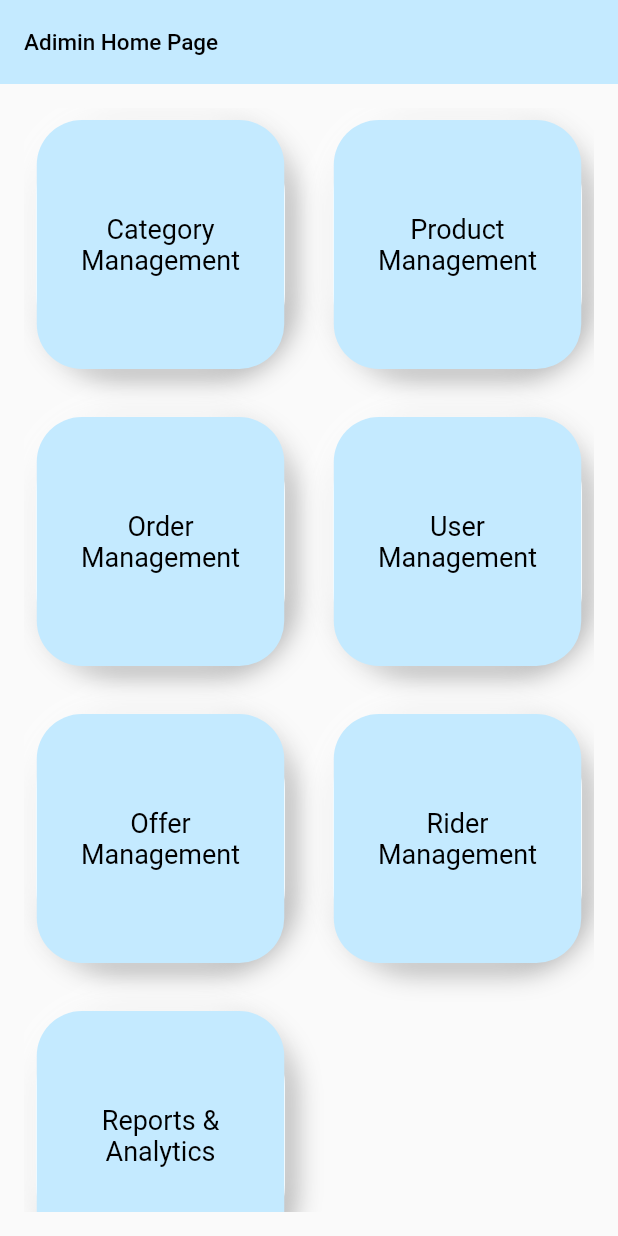
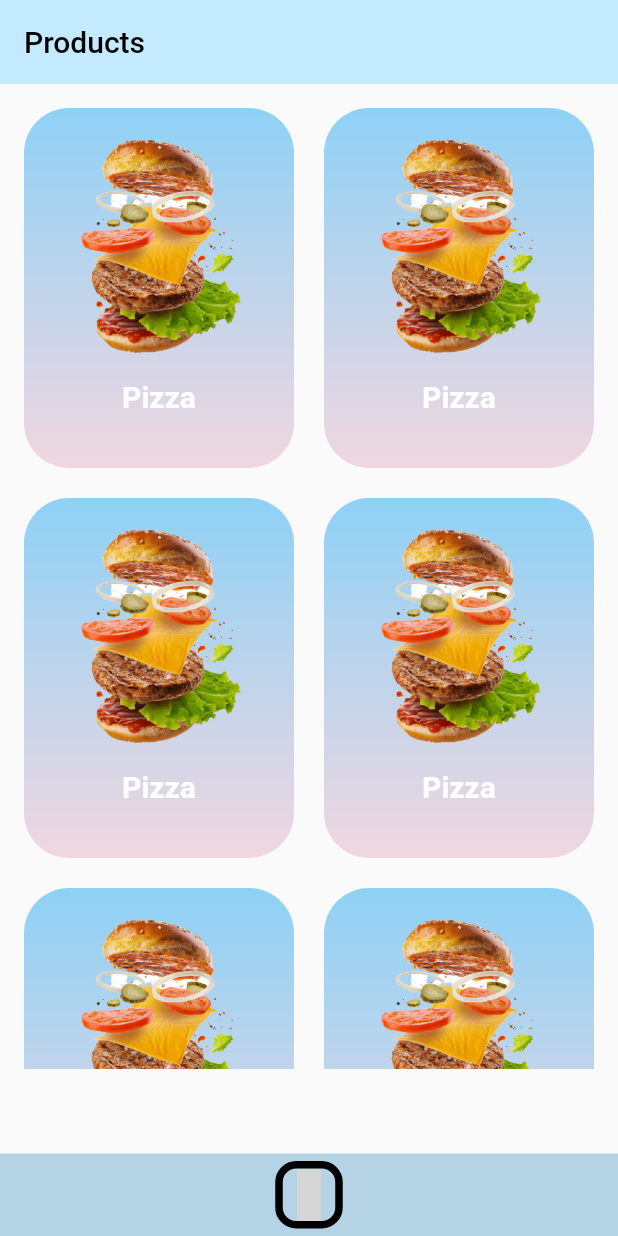
Before and after one commit to sandeeppggroup/food_delevery_admin_module, a Flutter app: the AdiminHomePage screen opened by its route, after a tap on "Product", on a phone screen of 412 x 824 dp. Run offline on Flutter 3.47's test engine with Material 2 defaults, Android fonts, the phone set to English and light mode, and no system bars; our stand-ins replace iconly; grey boxes are pictures that could not be loaded.

Commit message:
admin product not fully finished

```diff
--- a/lib/main.dart
+++ b/lib/main.dart
@@ -3,6 +3,8 @@ import 'package:admin_module/view/admin_module/category_management/category_view
 import 'package:admin_module/view/admin_module/authentication/login_view.dart';
 import 'package:admin_module/view/admin_module/admin_home_page/admin_home_page.dart';
 import 'package:admin_module/view/admin_module/category_management/edit_category.dart';
+import 'package:admin_module/view/admin_module/prduct_management/add_product.dart';
+import 'package:admin_module/view/admin_module/prduct_management/product_view_page.dart';
 import 'package:flutter/material.dart';
 
 import 'view/admin_module/splash/splash_view.dart';
@@ -25,6 +27,8 @@ class MyApp extends StatelessWidget {
         '/category_page': (context) => const CategoryPage(),
         '/category_add_page': (context) => const CategoryAddPage(),
         '/category_edit_page': (context) => const CategoryEditPage(),
+        '/product_page': (context) => const ProductPage(),
+        '/product_add_page': (context) => const ProductAddPage(),
       },
     );
   }
--- a/lib/view/admin_module/admin_home_page/admin_home_page.dart
+++ b/lib/view/admin_module/admin_home_page/admin_home_page.dart
@@ -35,7 +35,9 @@ class AdiminHomePage extends StatelessWidget {
               item1: 'Product',
               item2: 'Management',
               radius: 30,
-              onTap: () {},
+              onTap: () {
+                Navigator.pushNamed(context, '/product_page');
+              },
             ),
             GridItemWidget(
               item1: 'Order',
--- a/lib/view/admin_module/category_management/category_view_page.dart
+++ b/lib/view/admin_module/category_management/category_view_page.dart
@@ -16,7 +16,7 @@ class CategoryPage extends StatelessWidget {
         automaticallyImplyLeading: false,
         title: const Text(
           'Category',
-          style: TextStyle(fontSize: 15, color: Colors.black),
+          style: TextStyle(fontSize: 20, color: Colors.black),
         ),
       ),
       floatingActionButtonLocation: FloatingActionButtonLocation.centerFloat,
--- a/lib/view/admin_module/prduct_management/product_view_page.dart
+++ b/lib/view/admin_module/prduct_management/product_view_page.dart
@@ -0,0 +1,101 @@
+import 'package:admin_module/core/colors.dart';
+import 'package:flutter/material.dart';
+import 'package:iconly/iconly.dart';
+
+class ProductPage extends StatelessWidget {
+  const ProductPage({super.key});
+
+  @override
+  Widget build(BuildContext context) {
+    double height = MediaQuery.of(context).size.height;
+    // double width = MediaQuery.of(context).size.width;
+    return Scaffold(
+      appBar: AppBar(
+        backgroundColor: adminAppBar,
+        elevation: 0,
+        automaticallyImplyLeading: false,
+        title: const Text(
+          'Products',
+          style: TextStyle(fontSize: 20, color: Colors.black),
+        ),
+      ),
+      floatingActionButtonLocation: FloatingActionButtonLocation.centerFloat,
+      body: Stack(
+        children: [
+          GestureDetector(
+            onDoubleTap: () {
+              Navigator.pushNamed(context, '/category_edit_page');
+            },
+            child: SizedBox(
+              height: 672.5,
+              child: Padding(
+                padding: const EdgeInsets.all(16.0),
+                child: GridView.builder(
+                  gridDelegate: const SliverGridDelegateWithMaxCrossAxisExtent(
+                      maxCrossAxisExtent: 200,
+                      childAspectRatio: 3 / 4,
+                      crossAxisSpacing: 20,
+                      mainAxisSpacing: 20),
+                  itemCount: 10,
+                  itemBuilder: (BuildContext ctx, index) {
+                    return Container(
+                      alignment: Alignment.center,
+                      decoration: BoxDecoration(
+                          gradient: categoryAndProduct,
+                          borderRadius: BorderRadius.circular(30)),
+                      child: Column(
+                        children: [
+                          Image.asset('assets/images/burger_opened.png',
+                              height: height * 0.22, width: height * 0.22),
+                          const Text(
+                            'Pizza',
+                            style: TextStyle(
+                                fontSize: 20,
+                                fontWeight: FontWeight.bold,
+                                color: Colors.white),
+                          ),
+                        ],
+                      ),
+                    );
+                  },
+                ),
+              ),
+            ),
+          ),
+          Column(
+            mainAxisAlignment: MainAxisAlignment.end, // Align at the bottom
+            children: [
+              Container(
+                height: 55,
+                width: double.infinity,
+                color: const Color.fromARGB(255, 180, 212, 230),
+                child: Row(
+                  mainAxisAlignment: MainAxisAlignment.center,
+                  children: [
+                    GestureDetector(
+                      onTap: () {
+                        Navigator.pushNamed(context, '/product_add_page');
+                      },
+                      child: Container(
+                        height: 45,
+                        width: 45,
+                        decoration: BoxDecoration(
+                          border: Border.all(width: 5),
+                          borderRadius: BorderRadius.circular(14),
+                        ),
+                        child: const Icon(
+                          IconlyBold.plus,
+                          size: 35,
+                        ),
+                      ),
+                    ),
+                  ],
+                ),
+              ),
+            ],
+          ),
+        ],
+      ),
+    );
+  }
+}
--- a/lib/view/admin_module/widget/button1.dart
+++ b/lib/view/admin_module/widget/button1.dart
@@ -2,11 +2,11 @@ import 'package:admin_module/core/colors.dart';
 import 'package:flutter/material.dart';
 
 // ignore: must_be_immutable
-class ButtonSmall extends StatelessWidget {
+class ButtonBig extends StatelessWidget {
   String label;
   final VoidCallback? onPressed;
 
-  ButtonSmall({required this.label, required this.onPressed, super.key});
+  ButtonBig({required this.label, required this.onPressed, super.key});
 
   @override
   Widget build(BuildContext context) {
```
Also changed, not shown: lib/view/admin_module/category_management/add_category.dart (+16 -3 lines), lib/view/admin_module/category_management/edit_category.dart (+73 -6 lines), lib/view/admin_module/prduct_management/add_product.dart (+110 -0 lines), lib/view/admin_module/widget/button2.dart (+26 -3 lines), lib/view/admin_module/widget/show_dialog.dart (added, +32 -0 lines).
